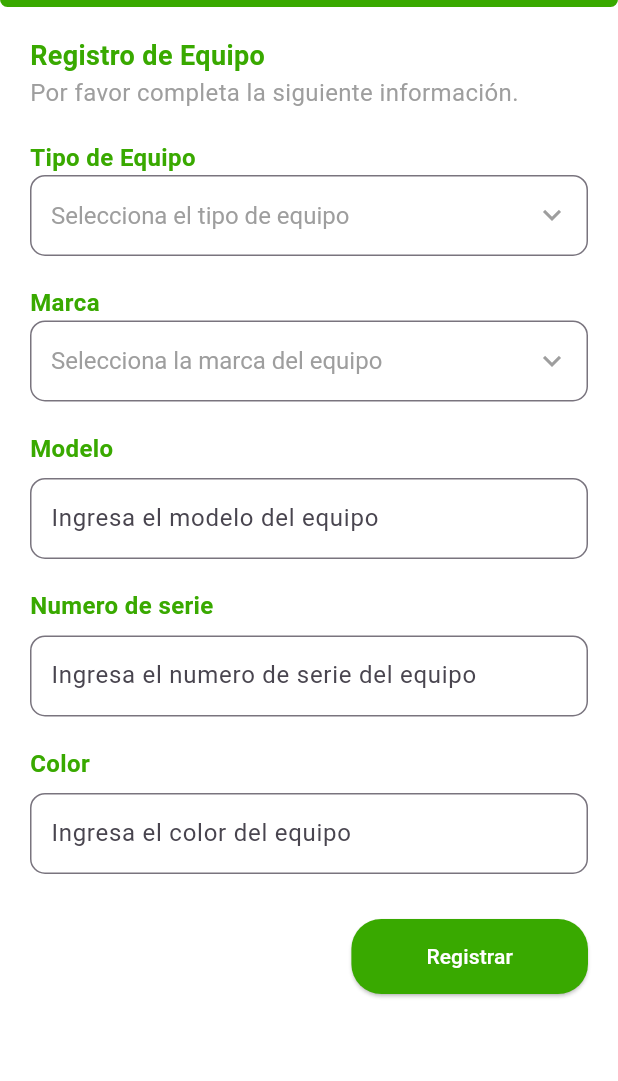
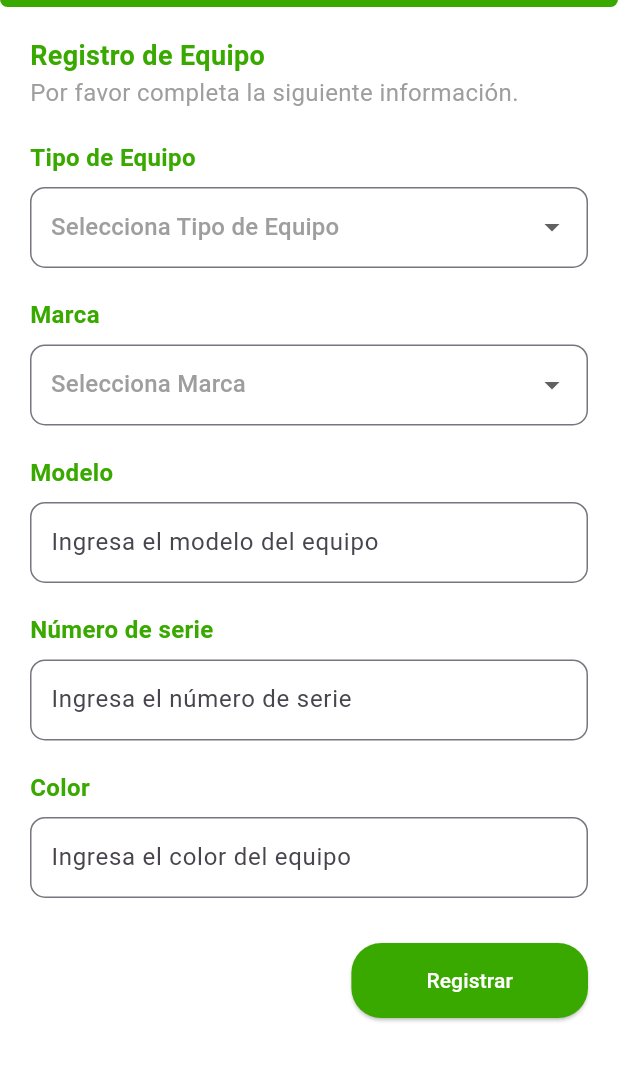
Before and after one commit to senaFactory/appHermes, a Flutter app: the Equipmentspage screen opened directly, after a tap on "Agregar equipo", on a phone screen of 412 x 824 dp, the part 129-1210 px from its top. Run offline on Flutter 3.47's test engine with Material 3 defaults, Android fonts, the phone set to English and light mode, and no system bars; our stand-ins replace curved_navigation_bar, image_picker, pretty_qr_code; accounts and stored records are empty; network calls fail.

Commit message:
Equipos no found mientras se arregla el backend

```diff
--- a/lib/models/equipment.dart
+++ b/lib/models/equipment.dart
@@ -1,11 +1,15 @@
 class Equipment {
+  final int? id; // ID del equipo (puede ser null si es un nuevo registro)
+  final int personId; // ID de la persona asociada
   final String brand;
   final String model;
   final String color;
   final String serialNumber;
-  final String state;
+  final bool state;
 
   Equipment({
+    this.id, // ID opcional para un nuevo registro
+    required this.personId,
     required this.brand,
     required this.model,
     required this.color,
@@ -16,17 +20,20 @@ class Equipment {
   // Convertir JSON a objeto Equipment
   factory Equipment.fromJson(Map<String, dynamic> json) {
     return Equipment(
+      id: json['id'], // Asignar ID si está presente en la respuesta
+      personId: json['person_id'] ?? 0, // Asegurar que person_id no sea null
       brand: json['brand'] ?? 'N/A',
       model: json['model'] ?? 'N/A',
       color: json['color'] ?? 'N/A',
       serialNumber: json['serial'] ?? 'N/A',
-      state: json['state'] ?? true,
+      state: json['state'] ?? false,
     );
   }
 
-  // Convertir objeto Equipment a JSON
+  // Convertir objeto Equipment a JSON para registrar
   Map<String, dynamic> toJson() {
     return {
+      'person_id': personId, // El ID de la persona para asociar el equipo
       'brand': brand,
       'serial': serialNumber,
       'model': model,
--- a/lib/pages/equipment/add_equipment_page.dart
+++ b/lib/pages/equipment/add_equipment_page.dart
@@ -2,7 +2,7 @@ import 'package:flutter/material.dart';
 import 'package:maqueta/widgets/home_app_bar.dart';
 import 'package:maqueta/widgets/custom_dropdown.dart';
 import 'package:maqueta/models/equipment.dart';
-import 'package:maqueta/services/equipment_service.dart'; // Importa tu servicio
+import 'package:maqueta/services/equipment_service.dart';
 
 class Formaddeequipts extends StatefulWidget {
   const Formaddeequipts({super.key});
@@ -14,23 +14,15 @@ class Formaddeequipts extends StatefulWidget {
 class _RegisterEquipmentPageState extends State<Formaddeequipts> {
   final List<String> _equipmentTypes = ['Tablet', 'Portátil'];
   String? _selectedType;
-  final List<String> _brands = [
-    'Apple',
-    'Dell',
-    'HP',
-    'Asus',
-    'Acer',
-    'Lenovo'
-  ];
+  final List<String> _brands = ['Apple', 'Dell', 'HP', 'Asus', 'Acer', 'Lenovo'];
   String? _selectedBrand;
 
   final _modelController = TextEditingController();
   final _serialNumberController = TextEditingController();
   final _colorController = TextEditingController();
-  final EquipmentService _equipmentService =
-      EquipmentService(); // Instancia del servicio
 
-  bool _isLoading = false; // Indicador de carga
+  final EquipmentService _equipmentService = EquipmentService();
+  bool _isLoading = false;
 
   @override
   Widget build(BuildContext context) {
@@ -46,8 +38,7 @@ class _RegisterEquipmentPageState extends State<Formaddeequipts> {
                     top: 30,
                     left: 5,
                     child: IconButton(
-                      icon:
-                          const Icon(Icons.arrow_back_ios, color: Colors.white),
+                      icon: const Icon(Icons.arrow_back_ios, color: Colors.white),
                       onPressed: () {
                         Navigator.of(context).pop();
                       },
@@ -70,60 +61,26 @@ class _RegisterEquipmentPageState extends State<Formaddeequipts> {
                     ),
                     const Text(
                       'Por favor completa la siguiente información.',
-                      style: TextStyle(
-                        fontSize: 16,
-                        color: Colors.grey,
-                      ),
+                      style: TextStyle(fontSize: 16, color: Colors.grey),
                     ),
                     const SizedBox(height: 20),
-                    const Text(
-                      'Tipo de Equipo',
-                      style: TextStyle(
-                        fontSize: 16,
-                        fontWeight: FontWeight.bold,
-                        color: Color(0xFF39A900),
-                      ),
-                    ),
-                    CustomDropdown(
-                      hint: 'Selecciona el tipo de equipo',
-                      value: _selectedType,
-                      items: _equipmentTypes,
-                      onChanged: (newValue) {
-                        setState(() {
-                          _selectedType = newValue;
-                        });
-                      },
-                    ),
+                    _buildDropdown('Tipo de Equipo', _equipmentTypes, _selectedType, (value) {
+                      setState(() {
+                        _selectedType = value;
+                      });
+                    }),
                     const SizedBox(height: 20),
-                    const Text(
-                      'Marca',
-                      style: TextStyle(
-                        fontSize: 16,
-                        fontWeight: FontWeight.bold,
-                        color: Color(0xFF39A900),
-                      ),
-                    ),
-                    CustomDropdown(
-                      hint: 'Selecciona la marca del equipo',
-                      value: _selectedBrand,
-                      items: _brands,
-                      onChanged: (newValue) {
-                        setState(() {
-                          _selectedBrand = newValue;
-                        });
-                      },
-                    ),
+                    _buildDropdown('Marca', _brands, _selectedBrand, (value) {
+                      setState(() {
+                        _selectedBrand = value;
+                      });
+                    }),
                     const SizedBox(height: 20),
-                    _buildTextField('Modelo', 'Ingresa el modelo del equipo',
-                        _modelController),
+                    _buildTextField('Modelo', 'Ingresa el modelo del equipo', _modelController),
                     const SizedBox(height: 20),
-                    _buildTextField(
-                        'Numero de serie',
-                        'Ingresa el numero de serie del equipo',
-                        _serialNumberController),
+                    _buildTextField('Número de serie', 'Ingresa el número de serie', _serialNumberController),
                     const SizedBox(height: 20),
-                    _buildTextField('Color', 'Ingresa el color del equipo',
-                        _colorController),
+                    _buildTextField('Color', 'Ingresa el color del equipo', _colorController),
                     const SizedBox(height: 30),
                     Row(
                       mainAxisAlignment: MainAxisAlignment.end,
@@ -132,21 +89,14 @@ class _RegisterEquipmentPageState extends State<Formaddeequipts> {
                           onPressed: _isLoading ? null : _saveEquipment,
                           style: ElevatedButton.styleFrom(
                             backgroundColor: const Color(0xFF39A900),
-                            padding: const EdgeInsets.symmetric(
-                                horizontal: 50, vertical: 15),
-                            shape: RoundedRectangleBorder(
-                              borderRadius: BorderRadius.circular(20),
-                            ),
+                            padding: const EdgeInsets.symmetric(horizontal: 50, vertical: 15),
+                            shape: RoundedRectangleBorder(borderRadius: BorderRadius.circular(20)),
                           ),
                           child: _isLoading
-                              ? const CircularProgressIndicator(
-                                  color: Colors.white)
+                              ? const CircularProgressIndicator(color: Colors.white)
                               : const Text(
                                   'Registrar',
-                                  style: TextStyle(
-                                    color: Colors.white,
-                                    fontSize: 14,
-                                  ),
+                                  style: TextStyle(color: Colors.white, fontSize: 14),
                                 ),
                         ),
                       ],
@@ -161,36 +111,46 @@ class _RegisterEquipmentPageState extends State<Formaddeequipts> {
     );
   }
 
-  Widget _buildTextField(
-      String label, String hint, TextEditingController controller) {
+  Widget _buildDropdown(String label, List<String> items, String? selectedValue, ValueChanged<String?> onChanged) {
     return Column(
       crossAxisAlignment: CrossAxisAlignment.start,
       children: [
         Text(
           label,
-          style: const TextStyle(
-            fontSize: 16,
-            fontWeight: FontWeight.bold,
-            color: Color(0xFF39A900),
-          ),
+          style: const TextStyle(fontSize: 16, fontWeight: FontWeight.bold, color: Color(0xFF39A900)),
+        ),
+        const SizedBox(height: 8),
+        CustomDropdown(
+          hint: 'Selecciona $label',
+          value: selectedValue,
+          items: items,
+          onChanged: onChanged,
+        ),
+      ],
+    );
+  }
+
+  Widget _buildTextField(String label, String hint, TextEditingController controller) {
+    return Column(
+      crossAxisAlignment: CrossAxisAlignment.start,
+      children: [
+        Text(
+          label,
+          style: const TextStyle(fontSize: 16, fontWeight: FontWeight.bold, color: Color(0xFF39A900)),
         ),
         const SizedBox(height: 8),
         TextFormField(
           controller: controller,
           decoration: InputDecoration(
             hintText: hint,
-            border: OutlineInputBorder(
-              borderRadius: BorderRadius.circular(10),
-            ),
-            contentPadding:
-                const EdgeInsets.symmetric(horizontal: 10, vertical: 15),
+            border: OutlineInputBorder(borderRadius: BorderRadius.circular(10)),
+            contentPadding: const EdgeInsets.symmetric(horizontal: 10, vertical: 15),
           ),
         ),
       ],
     );
   }
 
-  // Método para guardar el equipo
   Future<void> _saveEquipment() async {
     if (_selectedType != null && _selectedBrand != null) {
       setState(() {
@@ -198,17 +158,18 @@ class _RegisterEquipmentPageState extends State<Formaddeequipts> {
       });
 
       final newEquipment = Equipment(
+        id: 0, // ID temporal
+        personId: 1, // ID fijo hasta que haya login
         brand: _selectedBrand!,
         model: _modelController.text,
         color: _colorController.text,
         serialNumber: _serialNumberController.text,
-        state: 'Activo', // Por defecto "Activo"
+        state: true,
       );
 
       try {
         await _equipmentService.addEquipment(newEquipment);
-        Navigator.of(context)
-            .pop(newEquipment); // Volvemos con el equipo agregado
+        Navigator.of(context).pop(newEquipment); // Volver a la pantalla anterior
       } catch (e) {
         ScaffoldMessenger.of(context).showSnackBar(
           const SnackBar(content: Text('Error al registrar el equipo.')),
--- a/lib/pages/equipment/equipments_page.dart
+++ b/lib/pages/equipment/equipments_page.dart
@@ -1,10 +1,9 @@
 import 'package:flutter/material.dart';
-import 'package:maqueta/pages/equipment/edit_equipment_page.dart';
+import 'package:maqueta/services/equipment_service.dart';
+import 'package:maqueta/models/equipment.dart';
+import 'package:maqueta/widgets/equipment_card.dart';
 import 'package:maqueta/widgets/home_app_bar.dart';
 import 'package:maqueta/pages/equipment/add_equipment_page.dart';
-import 'package:maqueta/widgets/equipment_card.dart';
-import 'package:maqueta/models/equipment.dart';
-import 'package:maqueta/services/equipment_service.dart'; // Importar el servicio
 
 class Equipmentspage extends StatefulWidget {
   const Equipmentspage({super.key});
@@ -14,35 +13,39 @@ class Equipmentspage extends StatefulWidget {
 }
 
 class _EquipmentspageState extends State<Equipmentspage> {
-  final EditEquiptModal editEquiptModal = EditEquiptModal();
-  final EquipmentService _equipmentService = EquipmentService(); // Instancia del servicio
-  List<Equipment> _equipments = []; // Lista de equipos
+  final EquipmentService _equipmentService = EquipmentService();
+  List<Equipment> _equipments = [];
 
   @override
   void initState() {
     super.initState();
-    _fetchEquipments(); // Cargar los equipos al iniciar
+    _fetchEquipments(); // Cargar equipos al iniciar
   }
 
-  // Método para obtener los equipos desde la API
+  // Función para obtener equipos del usuario con ID 1
   Future<void> _fetchEquipments() async {
     try {
-      final equipments = await _equipmentService.getAllEquipments();
+      final equipments = await _equipmentService.getEquipmentsByPersonId(1);
       setState(() {
         _equipments = equipments;
       });
     } catch (e) {
-      print('Error fetching equipments: $e');
+      print('Error: $e');
     }
   }
 
-  // Método para agregar un equipo nuevo a través de la API
-  Future<void> _addEquipment(Equipment equipment) async {
-    try {
-      await _equipmentService.addEquipment(equipment);
-      _fetchEquipments(); // Recargar los equipos después de agregar
-    } catch (e) {
-      print('Error adding equipment: $e');
+  // Método para registrar un nuevo equipo y actualizar la lista
+  Future<void> _registerEquipment() async {
+    final newEquipment = await Navigator.push(
+      context,
+      MaterialPageRoute(builder: (context) => const Formaddeequipts()),
+    );
+
+    if (newEquipment != null) {
+      newEquipment.personId = 1; // Asignamos el ID 1 a la persona
+
+      await _equipmentService.addEquipment(newEquipment); // Registramos el equipo
+      _fetchEquipments(); // Actualizamos la lista de equipos
     }
   }
 
@@ -67,18 +70,7 @@ class _EquipmentspageState extends State<Equipmentspage> {
                   ),
                 ),
                 ElevatedButton(
-                  onPressed: () async {
-                    final newEquipment = await Navigator.push(
-                      context,
-                      MaterialPageRoute(
-                        builder: (context) => const Formaddeequipts(),
-                      ),
-                    );
-
-                    if (newEquipment != null) {
-                      await _addEquipment(newEquipment); // Agregar equipo a la API
-                    }
-                  },
+                  onPressed: _registerEquipment, // Llama al método de registro
                   style: ElevatedButton.styleFrom(
                     backgroundColor: const Color(0xFF39A900),
                     padding: const EdgeInsets.symmetric(horizontal: 20, vertical: 10),
@@ -110,10 +102,10 @@ class _EquipmentspageState extends State<Equipmentspage> {
                     color: equipment.color,
                     serialNumber: equipment.serialNumber,
                     onEdit: () {
-                      editEquiptModal.showEditModal(context);
+                      // Lógica para editar equipo
                     },
                     onDeactivate: () {
-                      print('Equipo desactivado');
+                      // Lógica para desactivar equipo
                     },
                   ),
                 );
--- a/lib/services/equipment_service.dart
+++ b/lib/services/equipment_service.dart
@@ -1,53 +1,52 @@
 import 'dart:convert';
-import 'dart:ffi';
 import 'package:http/http.dart' as http;
 import 'package:maqueta/models/equipment.dart';
 
 class EquipmentService {
-  final String baseUrl =
-      'https://hhj97mdq-8081.use2.devtunnels.ms/api/v1/hermesapp/equipment';
+  final String baseUrl = 'https://hhj97mdq-8081.use2.devtunnels.ms/api/v1/hermesapp/equipment/by-id/1';
 
-  // Obtener todos los equipos
-  Future<List<Equipment>> getAllEquipments() async {
-    final url = Uri.parse('$baseUrl/all');
-    try {
-      final response = await http.get(url);
-
-      if (response.statusCode == 200) {
-        final jsonResponse = json.decode(response.body);
-        print('Equipments: $jsonResponse');
-
-        final List<dynamic> data = jsonResponse['data'];
-        return data.map((e) => Equipment.fromJson(e)).toList();
-      } else {
-        throw Exception('Error al obtener equipos: ${response.statusCode}');
-      }
-    } catch (e) {
-      print('Error fetching equipments: $e');
-      rethrow;
-    }
-  }
-
-  // Agregar un equipo
-  // Agregar un equipo con datos anidados en "data"
+  // Método para agregar equipo con manejo detallado de errores
   Future<void> addEquipment(Equipment equipment) async {
-    final url = Uri.parse('$baseUrl/add');
+    final url = Uri.parse(baseUrl);
 
     try {
       final response = await http.post(
         url,
         headers: {'Content-Type': 'application/json'},
-        body: json.encode({
-          "data": equipment.toJson(), // Enviar los datos bajo la clave "data"
-        }),
+        body: json.encode(equipment.toJson()),
       );
 
-      if (response.statusCode != 201) {
-        throw Exception('Error al agregar equipo: ${response.statusCode}');
+      if (response.statusCode == 200) {
+        print('Equipo registrado exitosamente');
+      } else {
+        // Imprimir la respuesta del servidor en caso de error
+        print('Error en la respuesta del servidor: ${response.body}');
+        throw Exception('Error al registrar el equipo: ${response.statusCode}');
       }
     } catch (e) {
-      print('Error adding equipment: $e');
-      rethrow;
+      print('Exception al registrar equipo: $e');
+      rethrow; // Volver a lanzar la excepción para manejarla en otro nivel si es necesario
+    }
+  }
+
+  // Método para obtener equipos por ID de persona con manejo de errores
+  Future<List<Equipment>> getEquipmentsByPersonId(int personId) async {
+    final url = Uri.parse('$baseUrl/all/$personId');
+
+    try {
+      final response = await http.get(url);
+
+      if (response.statusCode == 200) {
+        final List<dynamic> data = json.decode(response.body)['data'];
+        return data.map((e) => Equipment.fromJson(e)).toList();
+      } else {
+        // Imprimir la respuesta del servidor en caso de error
+        print('Error en la respuesta del servidor: ${response.body}');
+        throw Exception('Error al obtener equipos: ${response.statusCode}');
+      }
+    } catch (e) {
+      print('Exception al obtener equipos: $e');
+      rethrow; // Volver a lanzar la excepción para manejo superior
     }
   }
 }
--- a/lib/services/people_service.dart
+++ b/lib/services/people_service.dart
@@ -28,7 +28,7 @@ class PeopleService {
             name: userData['name'] ?? 'N/A',
             lastName: userData['lastname'] ?? 'N/A',
             email: userData['email'] ?? 'N/A',
-            phoneNumber: userData['phone'] ?? '',
+            phoneNumber: userData['phone'] ?? 'N/A',
             bloodType: userData['bloodType']?.trim() ?? 'N/A',
             documentNumber: userData['document'].toString(),
             acronym: userData['acronym'] ?? 'N/A',
--- a/lib/widgets/custom_dropdown.dart
+++ b/lib/widgets/custom_dropdown.dart
@@ -1,7 +1,4 @@
-// custom_dropdown.dart
 import 'package:flutter/material.dart';
-
-//* Widget para personalizar el menu desplegable de los formularios
 
 class CustomDropdown extends StatelessWidget {
   final String hint;
@@ -25,27 +22,14 @@ class CustomDropdown extends StatelessWidget {
       items: items.map((String item) {
         return DropdownMenuItem<String>(
           value: item,
-          child: Text(item, style: const TextStyle(fontSize: 16, color: Colors.black)),
+          child: Text(item, style: const TextStyle(fontSize: 16)),
         );
       }).toList(),
       onChanged: onChanged,
-      // Estilo del Dropdown
       decoration: InputDecoration(
-        border: OutlineInputBorder(
-          borderRadius: BorderRadius.circular(10),
-        ),
+        border: OutlineInputBorder(borderRadius: BorderRadius.circular(10)),
         contentPadding: const EdgeInsets.symmetric(horizontal: 10, vertical: 15),
       ),
-      icon: const Icon(
-        Icons.keyboard_arrow_down,  // Cambia el icono de la flecha hacia abajo
-        color: Colors.grey,
-      ),
-      style: const TextStyle(
-        color: Colors.black,  // Estilo del texto seleccionado
-        fontSize: 16,
-      ),
-      dropdownColor: Colors.white,  // Color de fondo del desplegable
-      isExpanded: true,  // Para que ocupe todo el ancho disponible
     );
   }
 }
```
